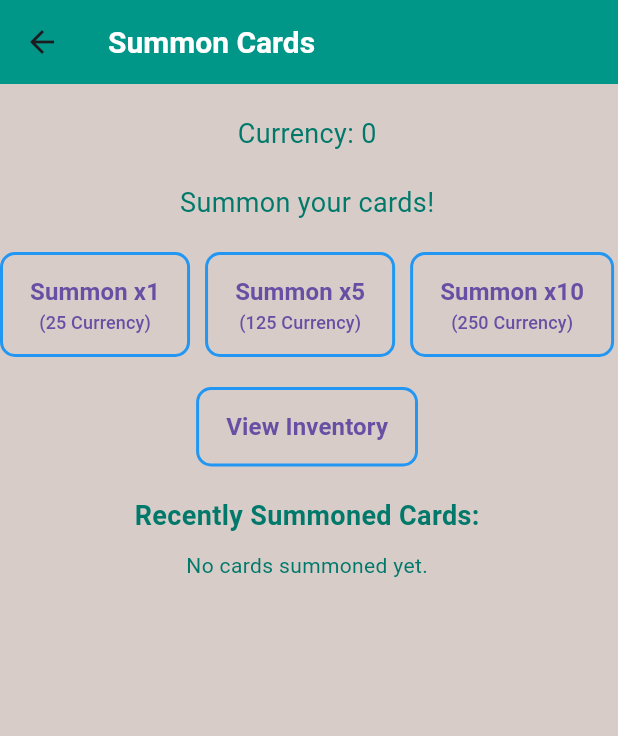
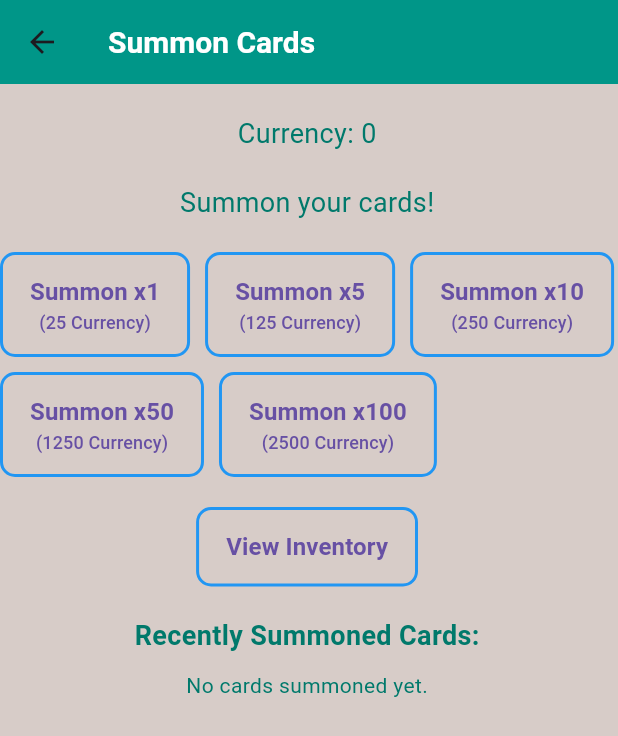
Before and after one commit to AnweyArc/GachaGame, a Flutter app: the SummonPage screen opened directly, on a phone screen of 412 x 824 dp. Shown: the top 736 px of the screen. Run offline on Flutter 3.47's test engine with Material 3 defaults, Android fonts, the phone set to English and light mode, and no system bars; our stand-ins replace shared_preferences; accounts and stored records are empty.

Commit message:
added x50 and x100 summons

```diff
--- a/lib/summonpage.dart
+++ b/lib/summonpage.dart
@@ -210,6 +210,46 @@ class _SummonPageState extends State<SummonPage> {
                   ],
                 ),
               ),
+              // New Summon x50 button
+              OutlinedButton(
+                style: OutlinedButton.styleFrom(
+                  padding: EdgeInsets.symmetric(vertical: 15, horizontal: 20),
+                  side: BorderSide(color: Colors.blue, width: 2),
+                  shape: RoundedRectangleBorder(
+                    borderRadius: BorderRadius.circular(10),
+                  ),
+                ),
+                onPressed: () => _performSummon(50, currencyProvider),
+                child: Column(
+                  children: [
+                    Text(
+                      'Summon x50',
+                      style: TextStyle(fontSize: 16, fontWeight: FontWeight.bold),
+                    ),
+                    Text('(1250 Currency)', style: TextStyle(fontSize: 12)),
+                  ],
+                ),
+              ),
+              // New Summon x100 button
+              OutlinedButton(
+                style: OutlinedButton.styleFrom(
+                  padding: EdgeInsets.symmetric(vertical: 15, horizontal: 20),
+                  side: BorderSide(color: Colors.blue, width: 2),
+                  shape: RoundedRectangleBorder(
+                    borderRadius: BorderRadius.circular(10),
+                  ),
+                ),
+                onPressed: () => _performSummon(100, currencyProvider),
+                child: Column(
+                  children: [
+                    Text(
+                      'Summon x100',
+                      style: TextStyle(fontSize: 16, fontWeight: FontWeight.bold),
+                    ),
+                    Text('(2500 Currency)', style: TextStyle(fontSize: 12)),
+                  ],
+                ),
+              ),
             ],
           ),
           SizedBox(height: 20),
```
